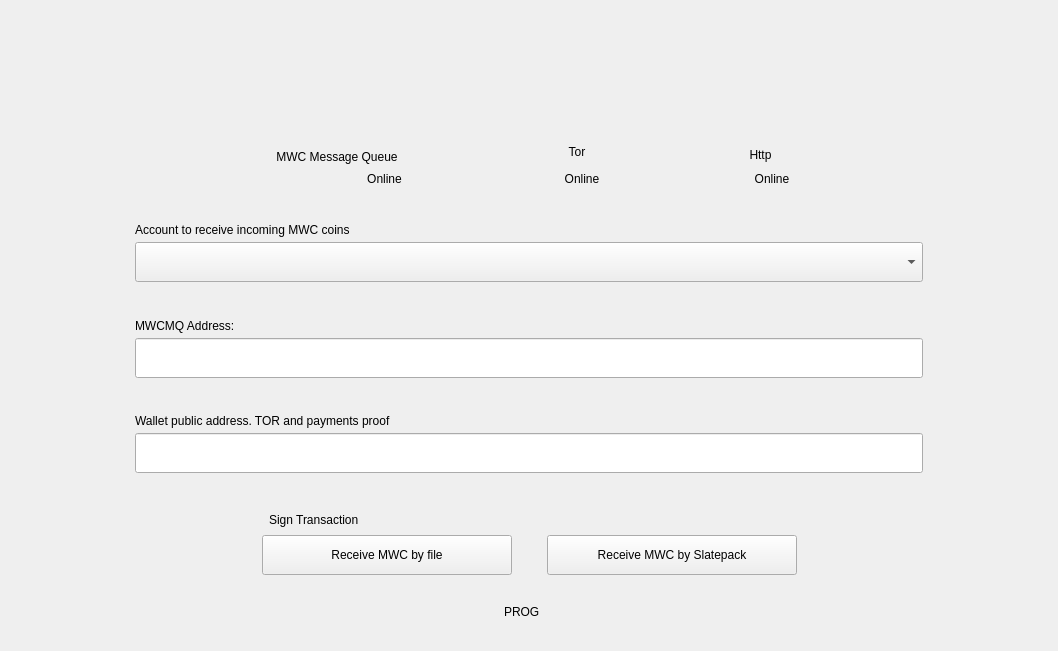
The window that windows_desktop/e_receive.ui (mwcproject/mwc-qt-wallet) describes before a commit, drawn with Qt 5.
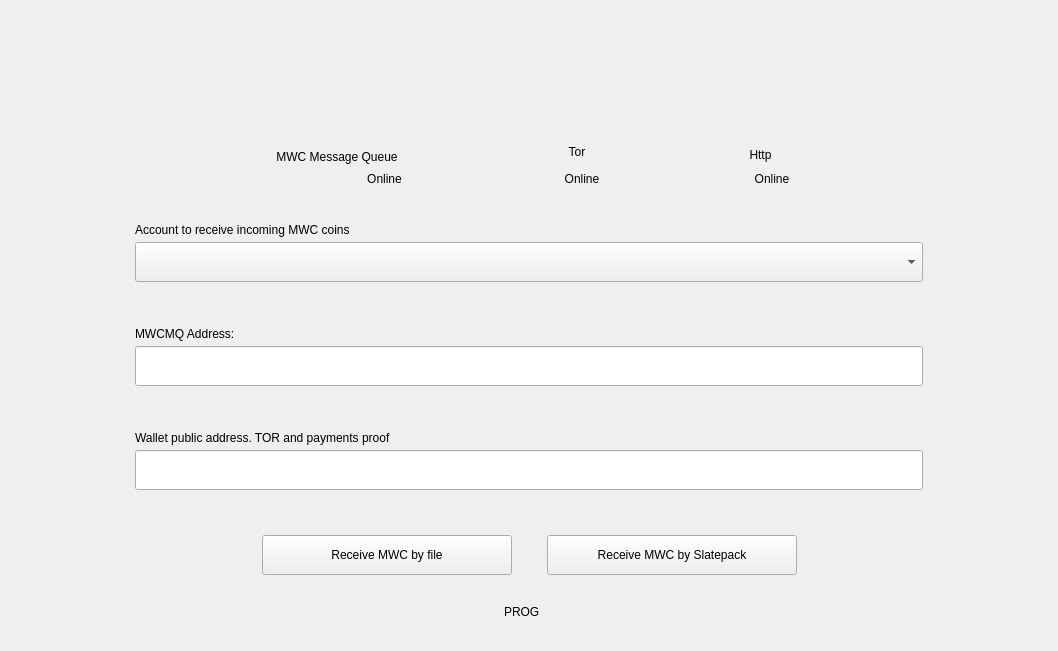
The same window after the commit. Icons and pictures are not drawn. Custom widgets are drawn as their Qt base class.

Diff of the .ui file:
```diff
--- a/windows_desktop/e_receive.ui
+++ b/windows_desktop/e_receive.ui
@@ -448,52 +448,6 @@
           </property>
          </spacer>
         </item>
-        <item>
-         <layout class="QHBoxLayout" name="horizontalLayout_3">
-          <item>
-           <spacer name="horizontalSpacer_10">
-            <property name="orientation">
-             <enum>Qt::Horizontal</enum>
-            </property>
-            <property name="sizeHint" stdset="0">
-             <size>
-              <width>40</width>
-              <height>20</height>
-             </size>
-            </property>
-           </spacer>
-          </item>
-          <item>
-           <widget class="control::MwcLabelSmall" name="label_2">
-            <property name="minimumSize">
-             <size>
-              <width>520</width>
-              <height>0</height>
-             </size>
-            </property>
-            <property name="text">
-             <string>Sign Transaction</string>
-            </property>
-            <property name="alignment">
-             <set>Qt::AlignLeading|Qt::AlignLeft|Qt::AlignVCenter</set>
-            </property>
-           </widget>
-          </item>
-          <item>
-           <spacer name="horizontalSpacer_11">
-            <property name="orientation">
-             <enum>Qt::Horizontal</enum>
-            </property>
-            <property name="sizeHint" stdset="0">
-             <size>
-              <width>40</width>
-              <height>20</height>
-             </size>
-            </property>
-           </spacer>
-          </item>
-         </layout>
-        </item>
         <item>
          <layout class="QHBoxLayout" name="horizontalLayout_2">
           <property name="spacing">
@@ -714,21 +668,11 @@
   </layout>
  </widget>
  <customwidgets>
-  <customwidget>
-   <class>control::MwcLabelLarge</class>
-   <extends>QLabel</extends>
-   <header>control_desktop/MwcLabel.h</header>
-  </customwidget>
   <customwidget>
    <class>control::MwcPushButtonNormal</class>
    <extends>QPushButton</extends>
    <header>control_desktop/MwcPushButton.h</header>
   </customwidget>
-  <customwidget>
-   <class>control::MwcLabelProgress</class>
-   <extends>QLabel</extends>
-   <header>control_desktop/MwcLabelProgress.h</header>
-  </customwidget>
   <customwidget>
    <class>control::MwcLineEditNormal</class>
    <extends>QLineEdit</extends>
@@ -739,6 +683,16 @@
    <extends>QLabel</extends>
    <header>control_desktop/MwcLabel.h</header>
   </customwidget>
+  <customwidget>
+   <class>control::MwcLabelLarge</class>
+   <extends>QLabel</extends>
+   <header>control_desktop/MwcLabel.h</header>
+  </customwidget>
+  <customwidget>
+   <class>control::MwcLabelProgress</class>
+   <extends>QLabel</extends>
+   <header>control_desktop/MwcLabelProgress.h</header>
+  </customwidget>
   <customwidget>
    <class>control::MwcComboBox</class>
    <extends>QComboBox</extends>
```
